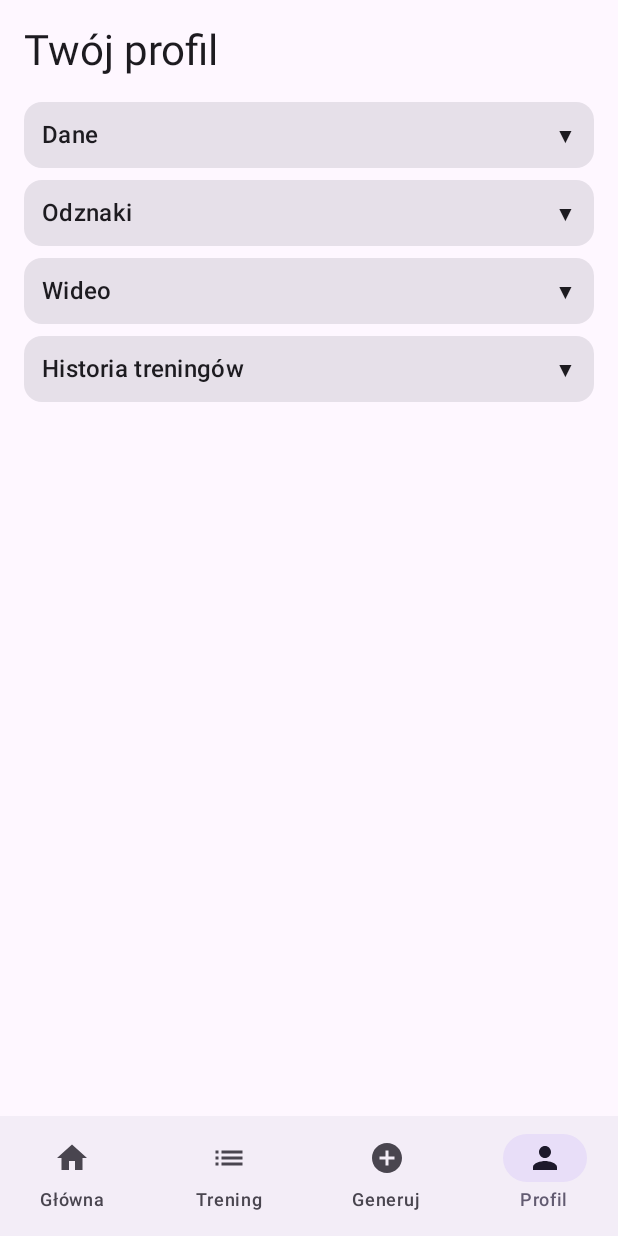
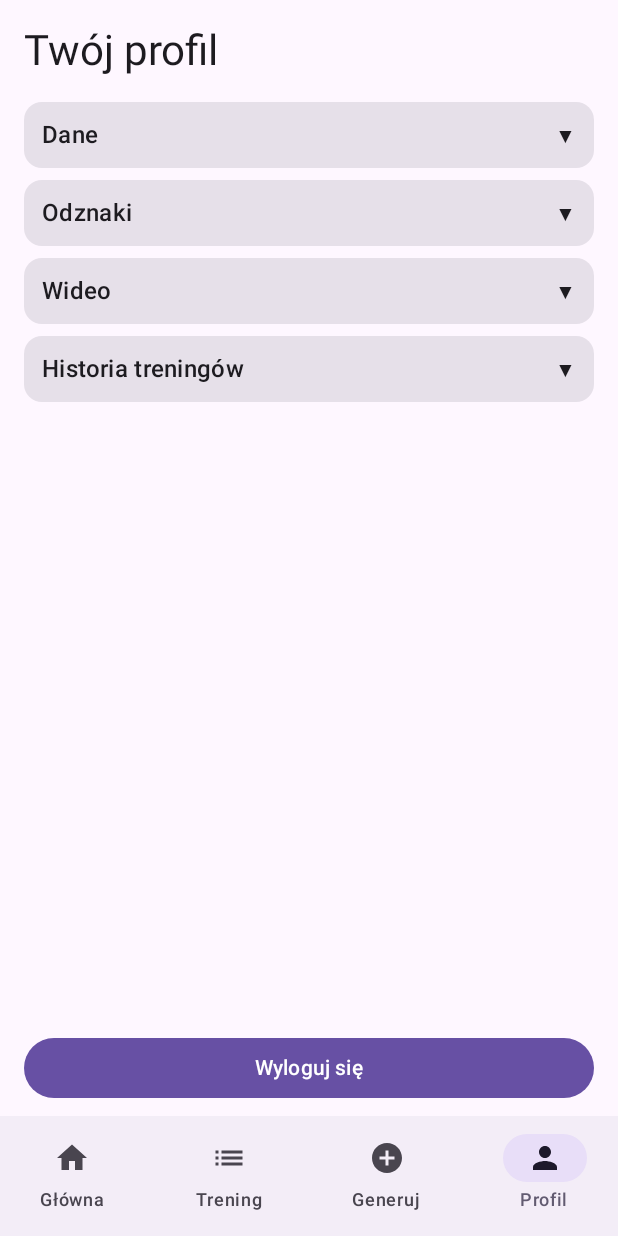
Before and after one commit to pawelproit/SwimPal, an Android app built with Jetpack Compose: the ProfileScreen screen opened through its navigation route, on a phone screen of 412 x 824 dp. Run offline under Robolectric (Android 15) with nearby library versions, the phone set to English and light mode, and no system bars; our stand-ins replace Firebase (no records; nobody signed in at launch, a user with empty details on screens opened directly).

Commit message:
Logout in profil screen

```diff
--- a/app/src/main/java/com/example/swimpal/ui/navigation/MainScreenWithBottomNav.kt
+++ b/app/src/main/java/com/example/swimpal/ui/navigation/MainScreenWithBottomNav.kt
@@ -57,7 +57,7 @@ fun MainScreenWithBottomNav(
             modifier = Modifier.padding(paddingValues)
         ) {
             composable(BottomNavItem.Main.route) {
-                MainScreen(onLogout = onLogout)
+                MainScreen()
             }
             composable(BottomNavItem.Training.route) {
                 TrainingScreen()
@@ -66,7 +66,7 @@ fun MainScreenWithBottomNav(
                 GenerateScreen()
             }
             composable(BottomNavItem.Profile.route) {
-                ProfileScreen()
+                ProfileScreen(onLogout = onLogout)
             }
         }
     }
--- a/app/src/main/java/com/example/swimpal/ui/screens/MainScreen.kt
+++ b/app/src/main/java/com/example/swimpal/ui/screens/MainScreen.kt
@@ -7,17 +7,12 @@ import androidx.compose.ui.Modifier
 import androidx.compose.ui.unit.dp
 
 @Composable
-fun MainScreen(
-    onLogout: () -> Unit
-) {
+fun MainScreen() {
     Column(
         modifier = Modifier.fillMaxSize().padding(16.dp),
         verticalArrangement = Arrangement.Center
     ) {
         Text(text = "Witaj w aplikacji!", style = MaterialTheme.typography.headlineMedium)
         Spacer(modifier = Modifier.height(24.dp))
-        Button(onClick = onLogout, modifier = Modifier.fillMaxWidth()) {
-            Text("Wyloguj się")
-        }
     }
 }
--- a/app/src/main/java/com/example/swimpal/ui/screens/ProfileScreen.kt
+++ b/app/src/main/java/com/example/swimpal/ui/screens/ProfileScreen.kt
@@ -7,9 +7,9 @@ import androidx.compose.animation.AnimatedVisibility
 import androidx.compose.animation.expandVertically
 import androidx.compose.animation.shrinkVertically
 import androidx.compose.foundation.clickable
+import androidx.compose.foundation.horizontalScroll
 import androidx.compose.foundation.layout.*
 import androidx.compose.foundation.lazy.LazyColumn
-import androidx.compose.foundation.lazy.items
 import androidx.compose.material.icons.Icons
 import androidx.compose.material.icons.filled.Fullscreen
 import androidx.compose.material.icons.filled.Star
@@ -31,14 +31,14 @@ import com.example.swimpal.viewmodel.UserProfileViewModel
 import com.example.swimpal.viewmodel.TrainingViewModel
 import kotlinx.coroutines.launch
 import androidx.compose.ui.viewinterop.AndroidView
-import androidx.compose.foundation.horizontalScroll
 import androidx.compose.foundation.rememberScrollState
 import com.example.swimpal.model.UserProfile
 
 @Composable
 fun ProfileScreen(
     userProfileViewModel: UserProfileViewModel = viewModel(),
-    trainingViewModel: TrainingViewModel = viewModel()
+    trainingViewModel: TrainingViewModel = viewModel(),
+    onLogout: () -> Unit
 ) {
     val profileState by userProfileViewModel.profileState.collectAsState()
     val snackbarHostState = remember { SnackbarHostState() }
@@ -54,7 +54,7 @@ fun ProfileScreen(
 
     LaunchedEffect(Unit) {
         userProfileViewModel.loadUserProfile()
-        trainingViewModel.fetchHistoryTrainings()  // fetch history trainings on load
+        trainingViewModel.fetchHistoryTrainings()
     }
 
     LaunchedEffect(profileState) {
@@ -78,11 +78,16 @@ fun ProfileScreen(
         snackbarHost = { SnackbarHost(snackbarHostState) },
         modifier = Modifier.fillMaxSize()
     ) { innerPadding ->
-        LazyColumn(
+        Column(
             modifier = Modifier
                 .padding(innerPadding)
                 .fillMaxSize()
-                .padding(16.dp),
+        ) {
+            LazyColumn(
+                modifier = Modifier
+                    .weight(1f)
+                    .padding(16.dp)
+                    .fillMaxWidth(),
                 verticalArrangement = Arrangement.Top,
                 contentPadding = PaddingValues(bottom = 16.dp)
             ) {
@@ -90,7 +95,6 @@ fun ProfileScreen(
                     Text("Twój profil", style = MaterialTheme.typography.headlineMedium)
                     Spacer(modifier = Modifier.height(16.dp))
                 }
-
                 item {
                     ExpandableCard(
                         title = "Dane",
@@ -120,7 +124,6 @@ fun ProfileScreen(
                         }
                     }
                 }
-
                 item {
                     ExpandableCard(
                         title = "Odznaki",
@@ -152,7 +155,6 @@ fun ProfileScreen(
                         }
                     }
                 }
-
                 item {
                     ExpandableCard(
                         title = "Wideo",
@@ -166,7 +168,6 @@ fun ProfileScreen(
                         )
                     }
                 }
-
                 item {
                     ExpandableCard(
                         title = "Historia treningów",
@@ -203,9 +204,17 @@ fun ProfileScreen(
                     }
                 }
             }
+            Button(
+                onClick = onLogout,
+                modifier = Modifier
+                    .fillMaxWidth()
+                    .padding(horizontal = 16.dp, vertical = 8.dp)
+            ) {
+                Text("Wyloguj się")
             }
         }
-
+    }
+}
 
 @Composable
 private fun ExpandableCard(
```
Lines whose indentation alone changed are shown as unchanged.
